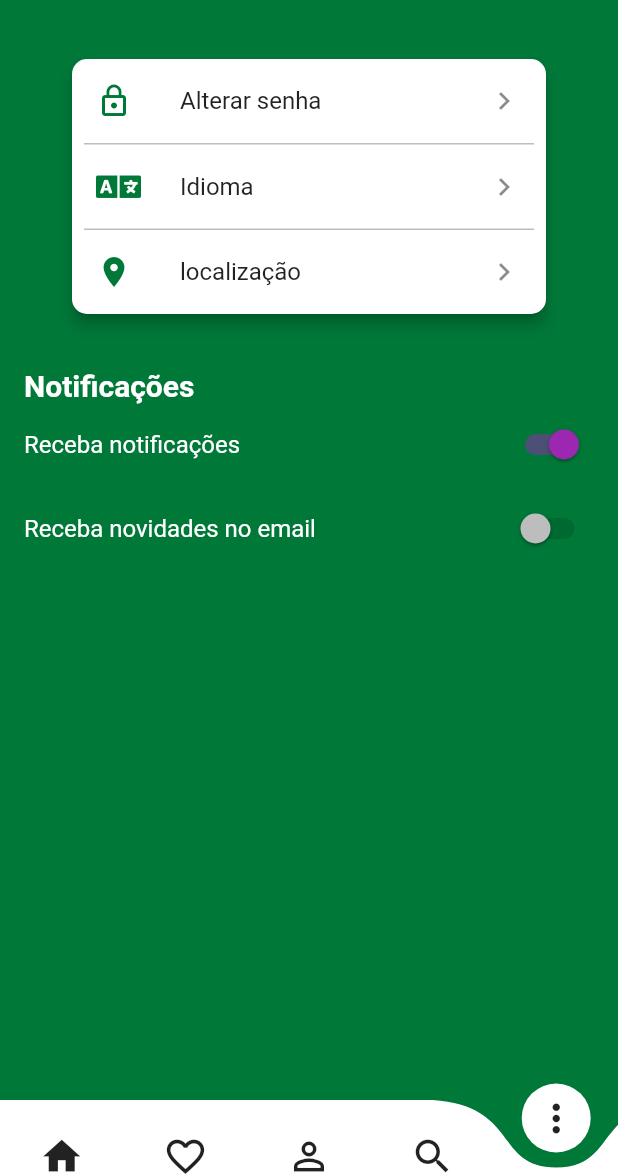
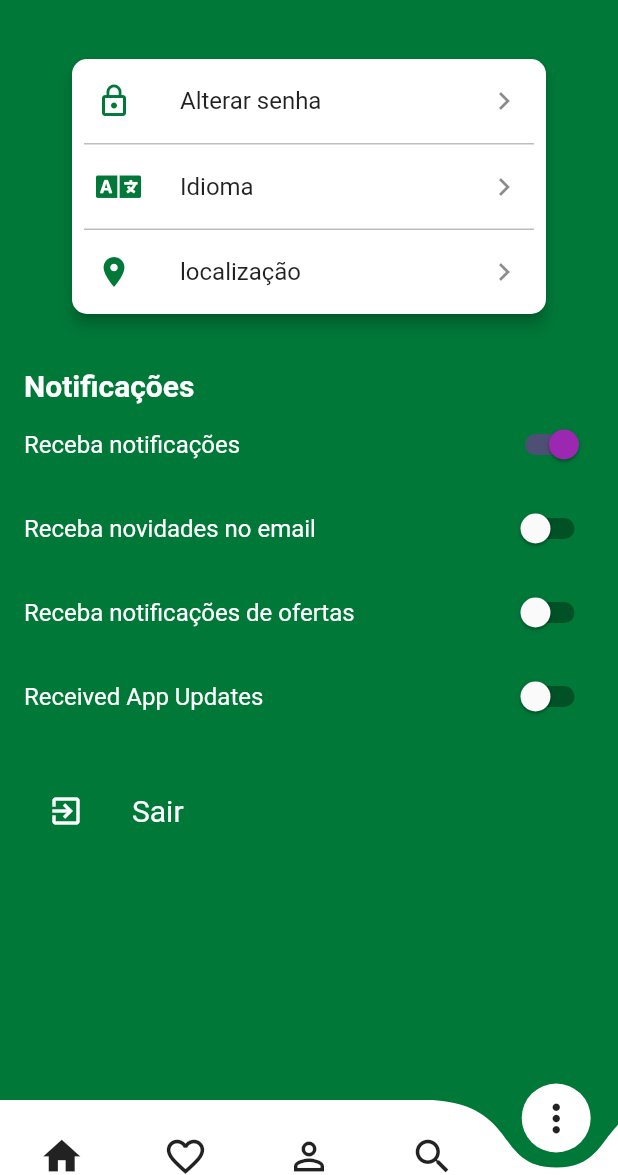
Before and after one commit to lucas-de-almeida/tendy_tudo_demo, a Flutter app: the HomePage screen opened by its route, item 5 of the bottom bar chosen, after a tap on "Receba notificações", on a phone screen of 412 x 824 dp, the part 61-1236 px from its top. Run offline on Flutter 3.47's test engine with Material 2 defaults, Android fonts, the phone set to English and light mode, and no system bars; drawn by our look-alikes of curved_navigation_bar; our stand-ins replace flutter_swiper, font_awesome_flutter, get, material_design_icons_flutter, rounded_loading_button, smooth_star_rating.

Commit message:
AJUSTADOS ITENS CONFORME LISTA DO TRELLO

```diff
--- a/lib/pages/home/home_page.dart
+++ b/lib/pages/home/home_page.dart
@@ -17,14 +17,13 @@ class HomePage extends StatefulWidget {
 class _HomePageState extends State<HomePage> {
   final GlobalKey<ScaffoldState> _scaffoldKey = GlobalKey<ScaffoldState>();
   int currentTab = 0;
-  bool enable = false;
+  bool enable = true;
   final List<Widget> pages = [
     HomeScreen(),
     FavoriteScreen(),
     ProfileScreen(),
     FilterScreen(),
     SettingsScreen(),
-    HomeScreen(),
   ];
   Widget currentScreen = HomeScreen();
 
@@ -32,9 +31,9 @@ class _HomePageState extends State<HomePage> {
 
   @override
   Widget build(BuildContext ctx) {
-    return SafeArea(
-      child: WillPopScope(
-        onWillPop: () => Future.value(false),
+    return WillPopScope(
+      onWillPop: () => Future.value(false),
+      child: SafeArea(
         child: Scaffold(
           resizeToAvoidBottomInset: false,
           resizeToAvoidBottomPadding: true,
@@ -153,14 +152,18 @@ class _HomePageState extends State<HomePage> {
               setState(() {
                 currentTab = i;
                 currentScreen = pages[i];
-
-                print(currentTab);
+                if (currentTab == 0) {
+                  enable = true;
+                } else if (currentTab == 1) {
+                  enable = true;
+                } else if (currentTab == 2) {
+                  enable = false;
+                } else if (currentTab == 3) {
+                  enable = true;
+                } else if (currentTab == 4) {
+                  enable = false;
+                }
               });
-              if (currentTab == 0) {
-                enable = true;
-              } else {
-                enable = false;
-              }
             },
             items: [
               Icon(Icons.home, size: 30),
--- a/lib/pages/home/screens/Settings_screen.dart
+++ b/lib/pages/home/screens/Settings_screen.dart
@@ -11,7 +11,7 @@ class _SettingsScreenState extends State<SettingsScreen> {
   @override
   Widget build(BuildContext ctx) {
     return Container(
-      height: 438, //altura padrao
+      height: MediaQuery.of(context).size.height - 70, //altura padrao
 
       child: SettingsPage(),
     );
--- a/lib/pages/home/screens/filters_screen.dart
+++ b/lib/pages/home/screens/filters_screen.dart
@@ -6,7 +6,7 @@ class FilterScreen extends StatelessWidget {
   @override
   Widget build(BuildContext context) {
     return Container(
-        height: 500,
+        height: MediaQuery.of(context).size.height - 140,
         child: Padding(
             padding: const EdgeInsets.only(
                 top: 40.0, left: 20.0, right: 20.0, bottom: 20.0),
@@ -57,7 +57,7 @@ class OpcaoCard extends StatelessWidget {
               crossAxisAlignment: CrossAxisAlignment.center,
               children: <Widget>[
                 Icon(opcao.icon, size: 50.0, color: textStyle.color),
-                Text(opcao.titulo, style: textStyle),
+                Text(opcao.titulo, style: TextStyle(fontSize: 20)),
               ]),
         ));
   }
--- a/lib/pages/home/screens/home_screen.dart
+++ b/lib/pages/home/screens/home_screen.dart
@@ -9,13 +9,14 @@ class HomeScreen extends StatefulWidget {
 class HomeScreenState extends State<HomeScreen> {
   @override
   Widget build(BuildContext ctx) {
-    return SingleChildScrollView(
+    return Padding(
+      padding: const EdgeInsets.all(8.0),
       child: Container(
-        height: 438, //altura padrao
+        height: MediaQuery.of(context).size.height - 180, //altura padrao
         color: Color(0xFF007838),
-        padding: EdgeInsets.only(top: 16.0, bottom: 16.0),
+
         child: Swiper(
-          fade: 0.0,
+          fade: 1.0,
           itemBuilder: (BuildContext context, int index) {
             return marketList[index];
           },
@@ -84,7 +85,9 @@ class MarketCard extends StatelessWidget {
   ];
   @override
   Widget build(BuildContext context) {
-    return Column(
+    return Center(
+      child: Column(
+        mainAxisAlignment: MainAxisAlignment.center,
         children: <Widget>[
           Container(
               clipBehavior: Clip.antiAlias,
@@ -137,6 +140,7 @@ class MarketCard extends StatelessWidget {
             ),
           )
         ],
+      ),
     );
   }
 }
--- a/lib/pages/home/screens/profile_screen.dart
+++ b/lib/pages/home/screens/profile_screen.dart
@@ -10,7 +10,7 @@ class _ProfileScreenState extends State<ProfileScreen> {
   @override
   Widget build(BuildContext ctx) {
     return Container(
-      height: 438,
+      height: MediaQuery.of(context).size.height - 80,
       child: ProfilePage(),
     );
   }
--- a/lib/pages/profile/profile.dart
+++ b/lib/pages/profile/profile.dart
@@ -11,6 +11,7 @@ class ProfilePage extends StatelessWidget {
         backgroundColor: Colors.transparent,
         title: Text(
           'Perfil',
+          textAlign: TextAlign.center,
           style: TextStyle(color: Colors.white),
         ),
       ),
--- a/lib/pages/settings/settings_page.dart
+++ b/lib/pages/settings/settings_page.dart
@@ -12,6 +12,11 @@ class SettingsPage extends StatefulWidget {
 }
 
 class _SettingsPageState extends State<SettingsPage> {
+  bool switch1 = false;
+  bool switch2 = false;
+  bool switch3 = false;
+  bool switch4 = false;
+
   @override
   Widget build(BuildContext context) {
     return Scaffold(
@@ -98,50 +103,66 @@ class _SettingsPageState extends State<SettingsPage> {
                 SwitchListTile(
                   activeColor: Colors.purple,
                   contentPadding: const EdgeInsets.all(0),
-                  value: true,
+                  value: switch1,
                   title: Text(
                     "Receba notificações",
                     style: TextStyle(
                       color: Colors.white,
                     ),
                   ),
-                  onChanged: (val) {},
+                  onChanged: (val) {
+                    setState(() {
+                      switch1 = val;
+                    });
+                  },
                 ),
                 SwitchListTile(
-                  activeColor: Colors.white,
+                  activeColor: Colors.purple,
                   contentPadding: const EdgeInsets.all(0),
-                  value: false,
+                  value: switch2,
                   title: Text(
                     "Receba novidades no email",
                     style: TextStyle(
                       color: Colors.white,
                     ),
                   ),
-                  onChanged: null,
+                  onChanged: (val) {
+                    setState(() {
+                      switch2 = val;
+                    });
+                  },
                 ),
                 SwitchListTile(
-                  activeColor: Colors.white,
+                  activeColor: Colors.purple,
                   contentPadding: const EdgeInsets.all(0),
-                  value: true,
+                  value: switch3,
                   title: Text(
                     "Receba notificações de ofertas",
                     style: TextStyle(
                       color: Colors.white,
                     ),
                   ),
-                  onChanged: (val) {},
+                  onChanged: (val) {
+                    setState(() {
+                      switch3 = val;
+                    });
+                  },
                 ),
                 SwitchListTile(
-                  activeColor: Colors.white,
+                  activeColor: Colors.purple,
                   contentPadding: const EdgeInsets.all(0),
-                  value: true,
+                  value: switch4,
                   title: Text(
                     "Received App Updates",
                     style: TextStyle(
                       color: Colors.white,
                     ),
                   ),
-                  onChanged: null,
+                  onChanged: (val) {
+                    setState(() {
+                      switch4 = val;
+                    });
+                  },
                 ),
                 const SizedBox(height: 20.0),
                 ListTile(
```
Also changed, not shown: lib/pages/home/screens/favorite_screen.dart (+6 -3 lines), lib/pages/login/login_page.dart (+19 -11 lines). Lines whose indentation alone changed are shown as unchanged.
